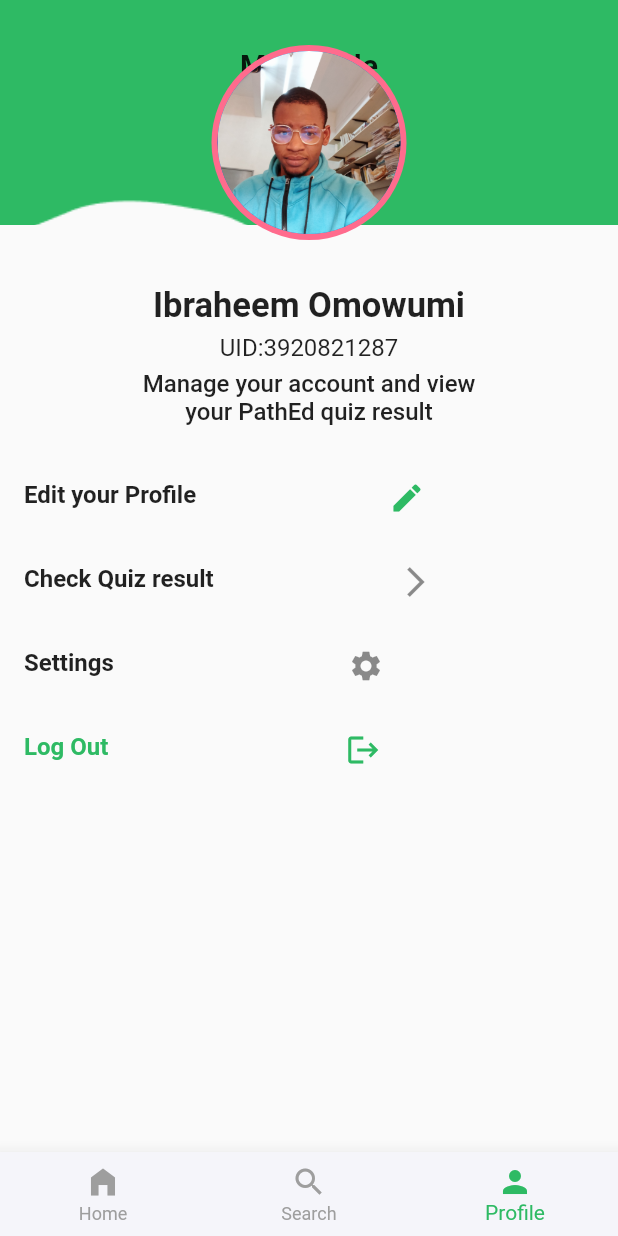
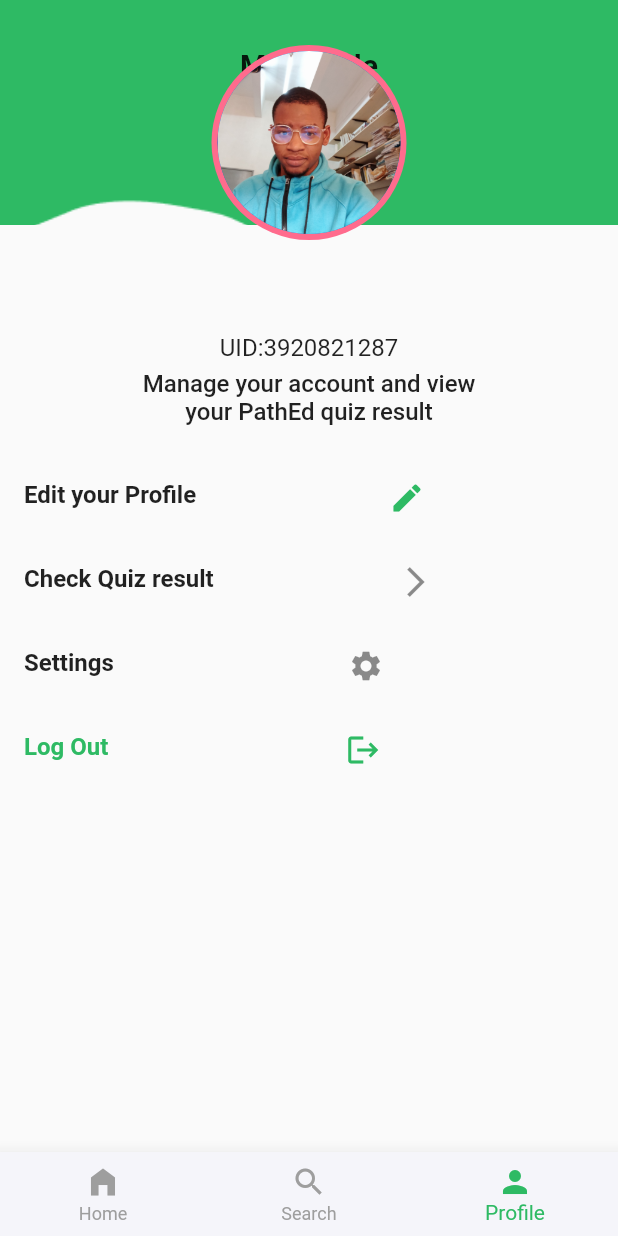
Before and after one commit to Scientist265/mobile, a Flutter app: the BottomBar screen opened directly, item 3 of the bottom bar chosen, on a phone screen of 412 x 824 dp. Run offline on Flutter 3.47's test engine with Material 2 defaults, Android fonts, the phone set to English and light mode, and no system bars; our stand-ins replace gap, get, get_storage, ionicons; missing offline and left inert: flutter_verification_code, staggered_grid_view_flutter; accounts and stored records are empty; project files that could hold a hidden picture were left out.

Commit message:
Username Added

```diff
--- a/lib/screens/pages/profile.dart
+++ b/lib/screens/pages/profile.dart
@@ -1,6 +1,7 @@
 import 'package:flutter/material.dart';
 import 'package:get/get.dart';
 import 'package:get/get_core/src/get_main.dart';
+import 'package:get_storage/get_storage.dart';
 import 'package:mobile/constants/constant.dart';
 import 'package:mobile/screens/auth_screens/login_page.dart';
 import 'package:mobile/screens/pages/prel_login_page.dart';
@@ -31,6 +32,7 @@ class _ProfilePageState extends State<ProfilePage> {
   //  check2 = false, check3 = false, check4 = false, check5=false;
   String? option;
   String? urSchool;
+
   @override
   Widget build(BuildContext context) {
     List<ListTileOptions> schools = [
@@ -332,8 +334,13 @@ class _ProfilePageState extends State<ProfilePage> {
 }
 
 class UserProfile extends StatelessWidget {
-  const UserProfile({super.key});
+  UserProfile({super.key});
+  getName(String text) {
+    var arr = text.split('@');
+    return arr[0];
+  }
 
+  final box = GetStorage();
   @override
   Widget build(BuildContext context) {
     SignUpScreen? signUp;
@@ -376,15 +383,15 @@ class UserProfile extends StatelessWidget {
         const SizedBox(
           height: 40,
         ),
-        const Column(
+        Column(
           crossAxisAlignment: CrossAxisAlignment.center,
           children: [
             Text(
-              'Ibraheem Omowumi',
+              '${getName(box.read('email'))}',
               textAlign: TextAlign.center,
               style: TextStyle(fontSize: 23, fontWeight: FontWeight.bold),
             ),
-            SizedBox(
+            const SizedBox(
               height: 5,
             ),
             Text(
@@ -437,7 +444,8 @@ class UserProfile extends StatelessWidget {
             ProfileListTile(
               icon: const Icon(Icons.logout),
               onpress: () {
-                Get.to(() => const LogInScreen(),
+                box.remove('email');
+                Get.offAll(() => const LogInScreen(),
                     transition: Transition.leftToRight,
                     duration: const Duration(seconds: 3));
               },
--- a/lib/utils/bottom_bar.dart
+++ b/lib/utils/bottom_bar.dart
@@ -22,7 +22,7 @@ class _BottomBarState extends State<BottomBar> {
     List<Widget> widgetOptions = [
       const HomePage(),
       const SearchPage(),
-      const UserProfile(),
+       UserProfile(),
     ];
 
     void onTappedItem(int index) {
```
Also changed, not shown: lib/screens/pages/splash.dart (+15 -4 lines).
